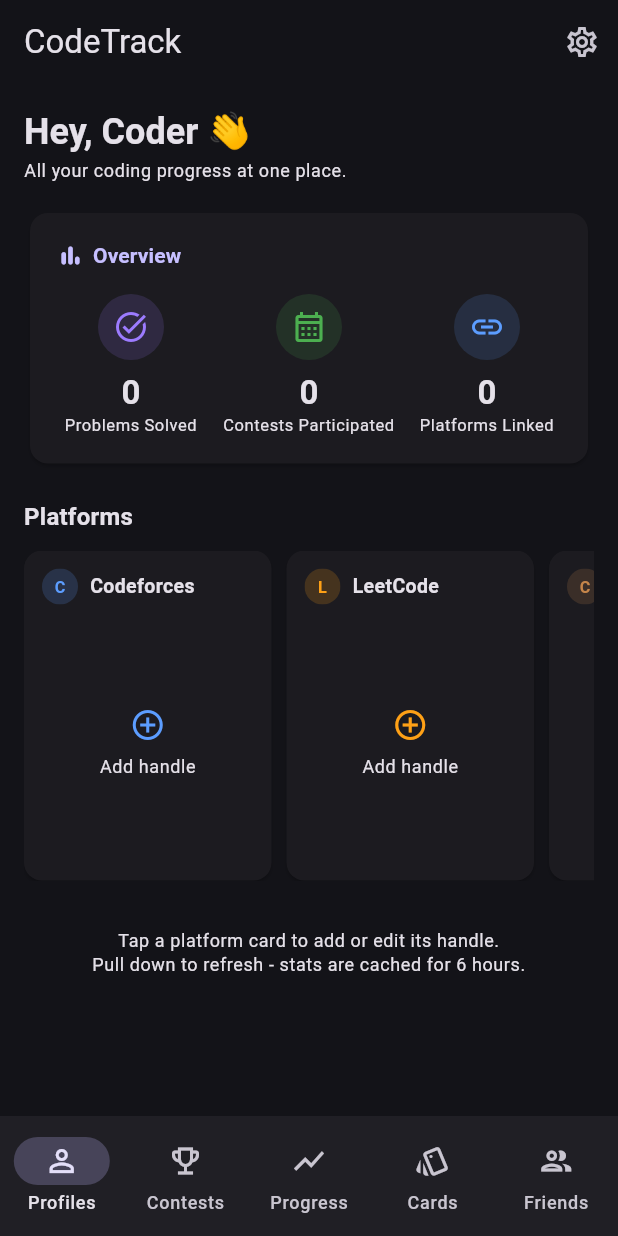
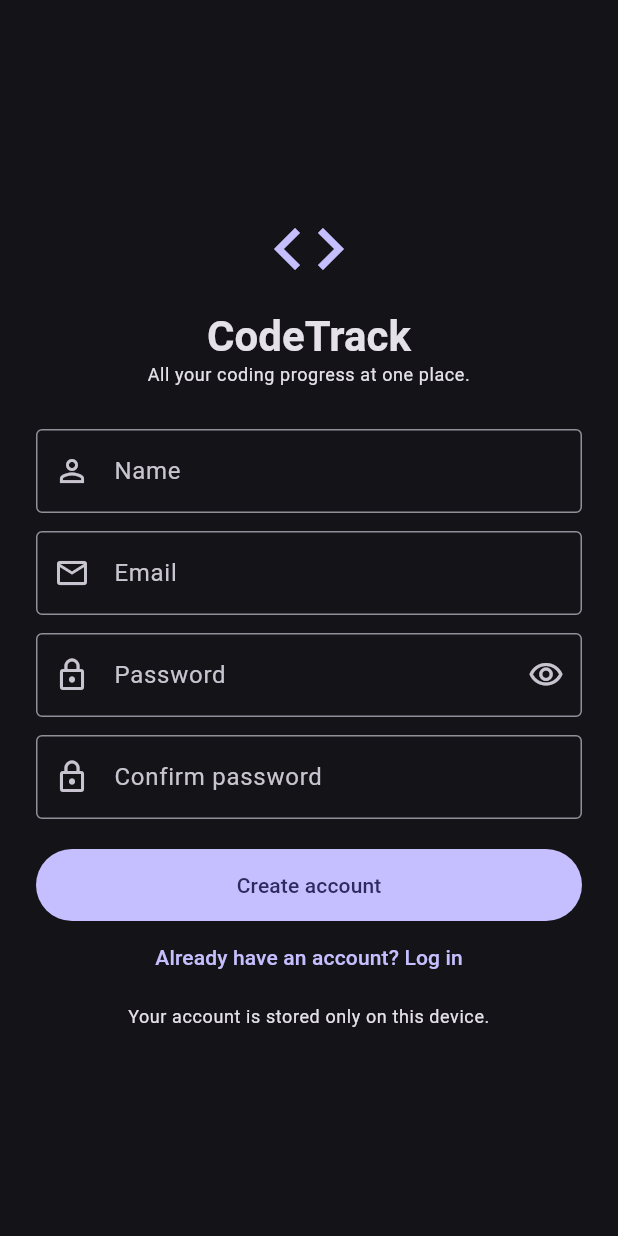
Before and after one commit to Markuvu/codetrack, a Flutter app: the screen it shows after launch, on a phone screen of 412 x 824 dp. Run offline on Flutter 3.47's test engine with Material 3 defaults, Android fonts, the phone set to English and light mode, and no system bars; our stand-ins replace fl_chart, flutter_local_notifications, shared_preferences, timezone; accounts and stored records are empty.

Commit message:
Rename Profiles tab to Dashboard; add local login/signup, set-name and change-password in settings

```diff
--- a/app/lib/main.dart
+++ b/app/lib/main.dart
@@ -1,12 +1,14 @@
 import 'package:flutter/foundation.dart' show kIsWeb;
 import 'package:flutter/material.dart';
 
+import 'screens/auth_screen.dart';
 import 'screens/contests_screen.dart';
 import 'screens/dashboard_screen.dart';
 import 'screens/flashcards_screen.dart';
 import 'screens/leaderboard_screen.dart';
 import 'screens/progress_screen.dart';
 import 'screens/settings_screen.dart';
+import 'services/auth_service.dart';
 import 'services/notification_service.dart';
 
 Future<void> main() async {
@@ -15,11 +17,14 @@
   if (!kIsWeb) {
     await NotificationService.instance.init();
   }
-  runApp(const CodeTrackApp());
+  final loggedIn = await AuthService.instance.isLoggedIn();
+  runApp(CodeTrackApp(loggedIn: loggedIn));
 }
 
 class CodeTrackApp extends StatelessWidget {
-  const CodeTrackApp({super.key});
+  const CodeTrackApp({super.key, required this.loggedIn});
+
+  final bool loggedIn;
 
   @override
   Widget build(BuildContext context) {
@@ -31,7 +36,7 @@
         brightness: Brightness.dark,
         useMaterial3: true,
       ),
-      home: const HomeShell(),
+      home: loggedIn ? const HomeShell() : const AuthScreen(),
     );
   }
 }
@@ -74,7 +79,7 @@
         selectedIndex: _index,
         onDestinationSelected: (i) => setState(() => _index = i),
         destinations: const [
-          NavigationDestination(icon: Icon(Icons.person_outline), label: 'Profiles'),
+          NavigationDestination(icon: Icon(Icons.dashboard_outlined), label: 'Dashboard'),
           NavigationDestination(icon: Icon(Icons.emoji_events_outlined), label: 'Contests'),
           NavigationDestination(icon: Icon(Icons.show_chart), label: 'Progress'),
           NavigationDestination(icon: Icon(Icons.style_outlined), label: 'Cards'),
--- /dev/null
+++ b/app/lib/screens/auth_screen.dart
@@ -0,0 +1,196 @@
+import 'package:flutter/material.dart';
+
+import '../main.dart';
+import '../services/auth_service.dart';
+
+class AuthScreen extends StatefulWidget {
+  const AuthScreen({super.key});
+
+  @override
+  State<AuthScreen> createState() => _AuthScreenState();
+}
+
+class _AuthScreenState extends State<AuthScreen> {
+  final _name = TextEditingController();
+  final _email = TextEditingController();
+  final _password = TextEditingController();
+  final _confirm = TextEditingController();
+
+  bool _isSignUp = true;
+  bool _busy = false;
+  bool _obscure = true;
+
+  @override
+  void initState() {
+    super.initState();
+    // If an account already exists on this device, default to the login form.
+    AuthService.instance.hasAccount().then((has) {
+      if (mounted) setState(() => _isSignUp = !has);
+    });
+  }
+
+  void _fail(String message) {
+    ScaffoldMessenger.of(context)
+        .showSnackBar(SnackBar(content: Text(message)));
+  }
+
+  void _enter() {
+    if (!mounted) return;
+    Navigator.of(context).pushReplacement(
+      MaterialPageRoute(builder: (_) => const HomeShell()),
+    );
+  }
+
+  Future<void> _submit() async {
+    final email = _email.text.trim();
+    final password = _password.text;
+    if (email.isEmpty || !email.contains('@')) {
+      _fail('Enter a valid email address.');
+      return;
+    }
+    if (password.length < 6) {
+      _fail('Password must be at least 6 characters.');
+      return;
+    }
+
+    if (_isSignUp) {
+      final name = _name.text.trim();
+      if (name.isEmpty) {
+        _fail('Enter your name.');
+        return;
+      }
+      if (password != _confirm.text) {
+        _fail('Passwords do not match.');
+        return;
+      }
+      setState(() => _busy = true);
+      await AuthService.instance
+          .signUp(name: name, email: email, password: password);
+      _enter();
+    } else {
+      setState(() => _busy = true);
+      final ok =
+          await AuthService.instance.logIn(email: email, password: password);
+      if (!ok) {
+        if (mounted) setState(() => _busy = false);
+        _fail('Wrong email or password.');
+        return;
+      }
+      _enter();
+    }
+  }
+
+  @override
+  Widget build(BuildContext context) {
+    final theme = Theme.of(context);
+    return Scaffold(
+      body: SafeArea(
+        child: Center(
+          child: SingleChildScrollView(
+            padding: const EdgeInsets.all(24),
+            child: ConstrainedBox(
+              constraints: const BoxConstraints(maxWidth: 400),
+              child: Column(
+                crossAxisAlignment: CrossAxisAlignment.stretch,
+                children: [
+                  Icon(Icons.code, size: 56, color: theme.colorScheme.primary),
+                  const SizedBox(height: 12),
+                  Text(
+                    'CodeTrack',
+                    textAlign: TextAlign.center,
+                    style: theme.textTheme.headlineMedium
+                        ?.copyWith(fontWeight: FontWeight.bold),
+                  ),
+                  Text(
+                    'All your coding progress at one place.',
+                    textAlign: TextAlign.center,
+                    style: theme.textTheme.bodySmall,
+                  ),
+                  const SizedBox(height: 28),
+                  if (_isSignUp) ...[
+                    TextField(
+                      controller: _name,
+                      textCapitalization: TextCapitalization.words,
+                      decoration: const InputDecoration(
+                        labelText: 'Name',
+                        prefixIcon: Icon(Icons.person_outline),
+                        border: OutlineInputBorder(),
+                      ),
+                    ),
+                    const SizedBox(height: 12),
+                  ],
+                  TextField(
+                    controller: _email,
+                    keyboardType: TextInputType.emailAddress,
+                    decoration: const InputDecoration(
+                      labelText: 'Email',
+                      prefixIcon: Icon(Icons.mail_outline),
+                      border: OutlineInputBorder(),
+                    ),
+                  ),
+                  const SizedBox(height: 12),
+                  TextField(
+                    controller: _password,
+                    obscureText: _obscure,
+                    decoration: InputDecoration(
+                      labelText: 'Password',
+                      prefixIcon: const Icon(Icons.lock_outline),
+                      border: const OutlineInputBorder(),
+                      suffixIcon: IconButton(
+                        icon: Icon(_obscure
+                            ? Icons.visibility_outlined
+                            : Icons.visibility_off_outlined),
+                        onPressed: () =>
+                            setState(() => _obscure = !_obscure),
+                      ),
+                    ),
+                  ),
+                  if (_isSignUp) ...[
+                    const SizedBox(height: 12),
+                    TextField(
+                      controller: _confirm,
+                      obscureText: _obscure,
+                      decoration: const InputDecoration(
+                        labelText: 'Confirm password',
+                        prefixIcon: Icon(Icons.lock_outline),
+                        border: OutlineInputBorder(),
+                      ),
+                    ),
+                  ],
+                  const SizedBox(height: 20),
+                  FilledButton(
+                    onPressed: _busy ? null : _submit,
+                    style: FilledButton.styleFrom(
+                      padding: const EdgeInsets.symmetric(vertical: 14),
+                    ),
+                    child: _busy
+                        ? const SizedBox(
+                            width: 20,
+                            height: 20,
+                            child: CircularProgressIndicator(strokeWidth: 2),
+                          )
+                        : Text(_isSignUp ? 'Create account' : 'Log in'),
+                  ),
+                  TextButton(
+                    onPressed: _busy
+                        ? null
+                        : () => setState(() => _isSignUp = !_isSignUp),
+                    child: Text(_isSignUp
+                        ? 'Already have an account? Log in'
+                        : 'New here? Create an account'),
+                  ),
+                  const SizedBox(height: 8),
+                  Text(
+                    'Your account is stored only on this device.',
+                    textAlign: TextAlign.center,
+                    style: theme.textTheme.bodySmall,
+                  ),
+                ],
+              ),
+            ),
+          ),
+        ),
+      ),
+    );
+  }
+}
--- a/app/lib/screens/dashboard_screen.dart
+++ b/app/lib/screens/dashboard_screen.dart
@@ -5,6 +5,7 @@
 import '../models/contest.dart';
 import '../models/profile.dart';
 import '../services/api_client.dart';
+import '../services/auth_service.dart';
 import '../storage/app_store.dart';
 
 const kPlatforms = ['codeforces', 'leetcode', 'codechef', 'atcoder', 'gfg'];
@@ -28,6 +29,7 @@
   final Map<String, PlatformProfile> _profiles = {};
   final Map<String, String> _errors = {};
   List<Contest> _contests = [];
+  String? _userName;
   bool _loading = false;
 
   @override
@@ -38,12 +40,14 @@
 
   Future<void> _load() async {
     _handles = await _store.loadHandles();
+    _userName = await AuthService.instance.name();
     if (mounted) setState(() {});
     await _refresh();
   }
 
   Future<void> _refresh() async {
     setState(() => _loading = true);
+    _userName = await AuthService.instance.name();
     await Future.wait([
       ..._handles.entries.map((entry) async {
         try {
@@ -333,7 +337,9 @@
 
   Widget _greeting() {
     final theme = Theme.of(context);
-    final name = _handles.values.isNotEmpty ? _handles.values.first : 'Coder';
+    final name = (_userName != null && _userName!.isNotEmpty)
+        ? _userName!
+        : (_handles.values.isNotEmpty ? _handles.values.first : 'Coder');
     return Column(
       crossAxisAlignment: CrossAxisAlignment.start,
       children: [
--- a/app/lib/screens/settings_screen.dart
+++ b/app/lib/screens/settings_screen.dart
@@ -1,6 +1,8 @@
 import 'package:flutter/material.dart';
 
 import '../services/api_client.dart';
+import '../services/auth_service.dart';
+import 'auth_screen.dart';
 
 class SettingsScreen extends StatefulWidget {
   const SettingsScreen({super.key});
@@ -11,27 +13,191 @@
 
 class _SettingsScreenState extends State<SettingsScreen> {
   final _api = ApiClient();
-  final _controller = TextEditingController();
+  final _urlController = TextEditingController();
+  String? _name;
+  String? _email;
 
   @override
   void initState() {
     super.initState();
     _api.baseUrl().then((url) {
-      if (mounted) setState(() => _controller.text = url);
+      if (mounted) setState(() => _urlController.text = url);
     });
+    AuthService.instance.name().then((n) {
+      if (mounted) setState(() => _name = n);
+    });
+    AuthService.instance.email().then((e) {
+      if (mounted) setState(() => _email = e);
+    });
+  }
+
+  void _snack(String message) {
+    if (!mounted) return;
+    ScaffoldMessenger.of(context)
+        .showSnackBar(SnackBar(content: Text(message)));
+  }
+
+  Future<void> _editName() async {
+    final controller = TextEditingController(text: _name ?? '');
+    final name = await showDialog<String>(
+      context: context,
+      builder: (context) => AlertDialog(
+        title: const Text('Your name'),
+        content: TextField(
+          controller: controller,
+          autofocus: true,
+          textCapitalization: TextCapitalization.words,
+          decoration: const InputDecoration(hintText: 'e.g. Mark'),
+        ),
+        actions: [
+          TextButton(
+            onPressed: () => Navigator.pop(context),
+            child: const Text('Cancel'),
+          ),
+          FilledButton(
+            onPressed: () => Navigator.pop(context, controller.text.trim()),
+            child: const Text('Save'),
+          ),
+        ],
+      ),
+    );
+    if (name == null || name.isEmpty) return;
+    await AuthService.instance.setName(name);
+    if (mounted) setState(() => _name = name);
+    _snack('Name updated.');
+  }
+
+  Future<void> _changePassword() async {
+    final current = TextEditingController();
+    final fresh = TextEditingController();
+    final confirm = TextEditingController();
+    final submitted = await showDialog<bool>(
+      context: context,
+      builder: (context) => AlertDialog(
+        title: const Text('Change password'),
+        content: Column(
+          mainAxisSize: MainAxisSize.min,
+          children: [
+            TextField(
+              controller: current,
+              obscureText: true,
+              decoration:
+                  const InputDecoration(labelText: 'Current password'),
+            ),
+            TextField(
+              controller: fresh,
+              obscureText: true,
+              decoration: const InputDecoration(labelText: 'New password'),
+            ),
+            TextField(
+              controller: confirm,
+              obscureText: true,
+              decoration:
+                  const InputDecoration(labelText: 'Confirm new password'),
+            ),
+          ],
+        ),
+        actions: [
+          TextButton(
+            onPressed: () => Navigator.pop(context, false),
+            child: const Text('Cancel'),
+          ),
+          FilledButton(
+            onPressed: () => Navigator.pop(context, true),
+            child: const Text('Change'),
+          ),
+        ],
+      ),
+    );
+    if (submitted != true) return;
+    if (fresh.text.length < 6) {
+      _snack('New password must be at least 6 characters.');
+      return;
+    }
+    if (fresh.text != confirm.text) {
+      _snack('New passwords do not match.');
+      return;
+    }
+    final ok = await AuthService.instance
+        .changePassword(current: current.text, newPassword: fresh.text);
+    _snack(ok ? 'Password changed.' : 'Current password is incorrect.');
+  }
+
+  Future<void> _logOut() async {
+    final confirm = await showDialog<bool>(
+      context: context,
+      builder: (context) => AlertDialog(
+        title: const Text('Log out?'),
+        content: const Text(
+            'Your handles, flashcards and reminders stay on this device.'),
+        actions: [
+          TextButton(
+            onPressed: () => Navigator.pop(context, false),
+            child: const Text('Cancel'),
+          ),
+          FilledButton(
+            onPressed: () => Navigator.pop(context, true),
+            child: const Text('Log out'),
+          ),
+        ],
+      ),
+    );
+    if (confirm != true) return;
+    await AuthService.instance.logOut();
+    if (!mounted) return;
+    Navigator.of(context).pushAndRemoveUntil(
+      MaterialPageRoute(builder: (_) => const AuthScreen()),
+      (route) => false,
+    );
   }
 
   @override
   Widget build(BuildContext context) {
+    final theme = Theme.of(context);
     return Scaffold(
       appBar: AppBar(title: const Text('Settings')),
-      body: Padding(
+      body: ListView(
         padding: const EdgeInsets.all(16),
+        children: [
+          Text('Account', style: theme.textTheme.labelLarge),
+          const SizedBox(height: 8),
+          Card(
             child: Column(
-          crossAxisAlignment: CrossAxisAlignment.stretch,
               children: [
+                ListTile(
+                  leading: const Icon(Icons.person_outline),
+                  title: const Text('Name'),
+                  subtitle: Text(_name ?? 'Not set'),
+                  trailing: const Icon(Icons.edit_outlined, size: 18),
+                  onTap: _editName,
+                ),
+                if (_email != null)
+                  ListTile(
+                    leading: const Icon(Icons.mail_outline),
+                    title: const Text('Email'),
+                    subtitle: Text(_email!),
+                  ),
+                ListTile(
+                  leading: const Icon(Icons.lock_outline),
+                  title: const Text('Change password'),
+                  onTap: _changePassword,
+                ),
+                ListTile(
+                  leading: const Icon(Icons.logout, color: Colors.redAccent),
+                  title: const Text(
+                    'Log out',
+                    style: TextStyle(color: Colors.redAccent),
+                  ),
+                  onTap: _logOut,
+                ),
+              ],
+            ),
+          ),
+          const SizedBox(height: 24),
+          Text('Backend', style: theme.textTheme.labelLarge),
+          const SizedBox(height: 8),
           TextField(
-              controller: _controller,
+            controller: _urlController,
             decoration: const InputDecoration(
               labelText: 'Backend URL',
               helperText:
@@ -43,18 +209,13 @@
           const SizedBox(height: 12),
           FilledButton(
             onPressed: () async {
-                await _api.setBaseUrl(_controller.text.trim());
-                if (context.mounted) {
-                  ScaffoldMessenger.of(context).showSnackBar(
-                    const SnackBar(content: Text('Backend URL saved')),
-                  );
-                }
+              await _api.setBaseUrl(_urlController.text.trim());
+              _snack('Backend URL saved');
             },
             child: const Text('Save'),
           ),
         ],
       ),
-      ),
     );
   }
 }
--- /dev/null
+++ b/app/lib/services/auth_service.dart
@@ -0,0 +1,102 @@
+import 'dart:convert';
+import 'dart:math';
+
+import 'package:crypto/crypto.dart';
+import 'package:shared_preferences/shared_preferences.dart';
+
+/// Local device account.
+///
+/// Credentials never leave the phone: the password is stored as a salted
+/// SHA-256 hash in SharedPreferences and simply gates the app UI. When the
+/// backend gains real user accounts (cloud sync), this can be swapped for
+/// server-side auth without changing the screens.
+class AuthService {
+  AuthService._();
+
+  static final AuthService instance = AuthService._();
+
+  static const _nameKey = 'auth_name';
+  static const _emailKey = 'auth_email';
+  static const _saltKey = 'auth_salt';
+  static const _hashKey = 'auth_hash';
+  static const _loggedInKey = 'auth_logged_in';
+
+  String _hash(String password, String salt) =>
+      sha256.convert(utf8.encode('$salt:$password')).toString();
+
+  String _newSalt() {
+    final rng = Random.secure();
+    return base64UrlEncode(List<int>.generate(16, (_) => rng.nextInt(256)));
+  }
+
+  Future<bool> hasAccount() async {
+    final prefs = await SharedPreferences.getInstance();
+    return prefs.getString(_hashKey) != null;
+  }
+
+  Future<bool> isLoggedIn() async {
+    final prefs = await SharedPreferences.getInstance();
+    return prefs.getBool(_loggedInKey) ?? false;
+  }
+
+  Future<String?> name() async {
+    final prefs = await SharedPreferences.getInstance();
+    return prefs.getString(_nameKey);
+  }
+
+  Future<void> setName(String name) async {
+    final prefs = await SharedPreferences.getInstance();
+    await prefs.setString(_nameKey, name);
+  }
+
+  Future<String?> email() async {
+    final prefs = await SharedPreferences.getInstance();
+    return prefs.getString(_emailKey);
+  }
+
+  Future<void> signUp({
+    required String name,
+    required String email,
+    required String password,
+  }) async {
+    final prefs = await SharedPreferences.getInstance();
+    final salt = _newSalt();
+    await prefs.setString(_nameKey, name);
+    await prefs.setString(_emailKey, email.toLowerCase());
+    await prefs.setString(_saltKey, salt);
+    await prefs.setString(_hashKey, _hash(password, salt));
+    await prefs.setBool(_loggedInKey, true);
+  }
+
+  Future<bool> logIn({required String email, required String password}) async {
+    final prefs = await SharedPreferences.getInstance();
+    final savedEmail = prefs.getString(_emailKey);
+    final salt = prefs.getString(_saltKey);
+    final hash = prefs.getString(_hashKey);
+    if (savedEmail == null || salt == null || hash == null) return false;
+    if (email.toLowerCase() != savedEmail) return false;
+    if (_hash(password, salt) != hash) return false;
+    await prefs.setBool(_loggedInKey, true);
+    return true;
+  }
+
+  Future<bool> changePassword({
+    required String current,
+    required String newPassword,
+  }) async {
+    final prefs = await SharedPreferences.getInstance();
+    final salt = prefs.getString(_saltKey);
+    final hash = prefs.getString(_hashKey);
+    if (salt == null || hash == null) return false;
+    if (_hash(current, salt) != hash) return false;
+    final newSalt = _newSalt();
+    await prefs.setString(_saltKey, newSalt);
+    await prefs.setString(_hashKey, _hash(newPassword, newSalt));
+    return true;
+  }
+
+  Future<void> logOut() async {
+    final prefs = await SharedPreferences.getInstance();
+    await prefs.setBool(_loggedInKey, false);
+  }
+}
--- a/app/pubspec.yaml
+++ b/app/pubspec.yaml
@@ -1,7 +1,7 @@
 name: codetrack
 description: All your coding profiles, contests & flashcards in one place.
 publish_to: "none"
-version: 0.2.0
+version: 0.3.0
 
 environment:
   sdk: ">=3.3.0 <4.0.0"
@@ -9,6 +9,7 @@
 dependencies:
   flutter:
     sdk: flutter
+  crypto: ^3.0.3
   fl_chart: ^0.68.0
   http: ^1.2.0
   intl: ^0.19.0
```
Lines whose indentation alone changed are shown as unchanged.
